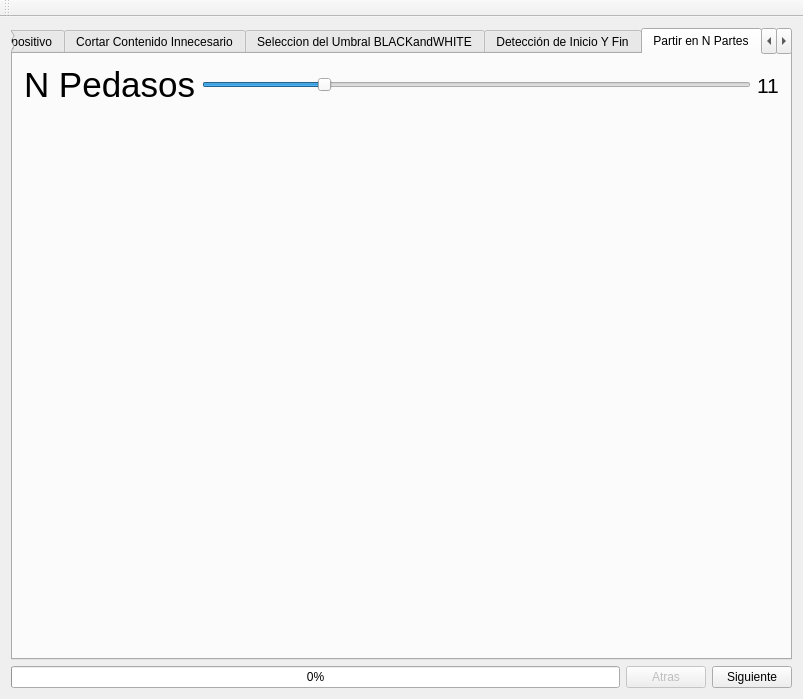
This is ventanaprincipal.ui in dianjuar/ModuloVisionArtifiical_ACO as Qt 5 draws it before an edit. The edited form follows.
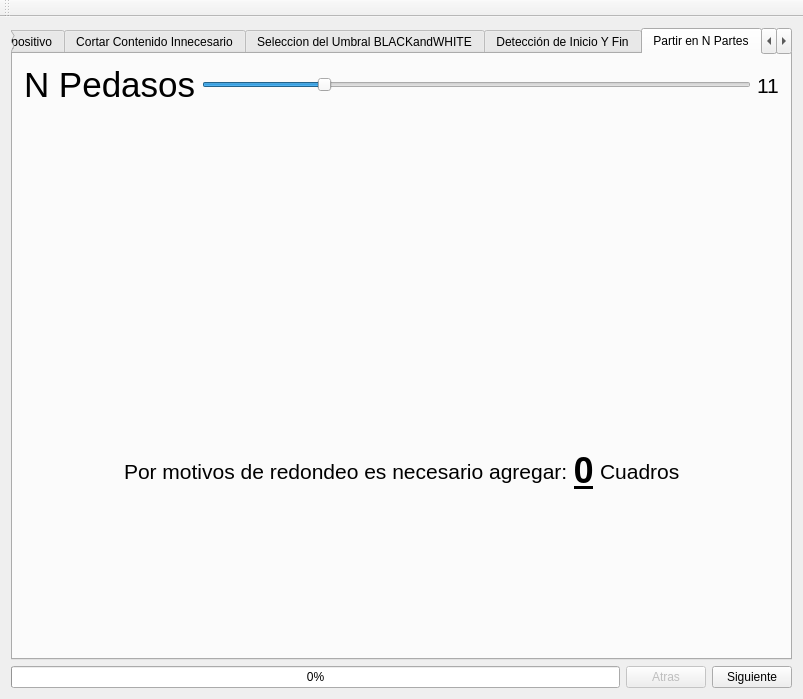
This is the edited form. Icons and pictures are not drawn.

Commit message: Mejora en la manera de partir los cuadros. Ahora se agrega otro cuadro si es necasario.

What changed in the file:
```diff
--- a/ventanaprincipal.ui
+++ b/ventanaprincipal.ui
@@ -961,7 +961,7 @@
        </attribute>
        <layout class="QVBoxLayout" name="verticalLayout_6">
         <item>
-         <layout class="QHBoxLayout" name="horizontalLayout_16">
+         <layout class="QHBoxLayout" name="horizontalLayout_32">
           <item>
            <widget class="QLabel" name="label_18">
             <property name="font">
@@ -1104,6 +1104,92 @@
           </property>
          </spacer>
         </item>
+        <item>
+         <layout class="QHBoxLayout" name="horizontalLayout_16">
+          <item>
+           <spacer name="horizontalSpacer_12">
+            <property name="orientation">
+             <enum>Qt::Horizontal</enum>
+            </property>
+            <property name="sizeHint" stdset="0">
+             <size>
+              <width>40</width>
+              <height>20</height>
+             </size>
+            </property>
+           </spacer>
+          </item>
+          <item>
+           <widget class="QLabel" name="label_20">
+            <property name="font">
+             <font>
+              <family>Ubuntu</family>
+              <pointsize>16</pointsize>
+             </font>
+            </property>
+            <property name="text">
+             <string>Por motivos de redondeo es necesario agregar:</string>
+            </property>
+           </widget>
+          </item>
+          <item>
+           <widget class="QLabel" name="label_CuadrosRedondeo">
+            <property name="font">
+             <font>
+              <family>FreeSans</family>
+              <pointsize>26</pointsize>
+              <weight>75</weight>
+              <italic>false</italic>
+              <bold>true</bold>
+              <underline>true</underline>
+             </font>
+            </property>
+            <property name="text">
+             <string>0</string>
+            </property>
+           </widget>
+          </item>
+          <item>
+           <widget class="QLabel" name="label_22">
+            <property name="font">
+             <font>
+              <family>Ubuntu</family>
+              <pointsize>16</pointsize>
+             </font>
+            </property>
+            <property name="text">
+             <string>Cuadros</string>
+            </property>
+           </widget>
+          </item>
+          <item>
+           <spacer name="horizontalSpacer_13">
+            <property name="orientation">
+             <enum>Qt::Horizontal</enum>
+            </property>
+            <property name="sizeHint" stdset="0">
+             <size>
+              <width>40</width>
+              <height>20</height>
+             </size>
+            </property>
+           </spacer>
+          </item>
+         </layout>
+        </item>
+        <item>
+         <spacer name="verticalSpacer_55">
+          <property name="orientation">
+           <enum>Qt::Vertical</enum>
+          </property>
+          <property name="sizeHint" stdset="0">
+           <size>
+            <width>20</width>
+            <height>40</height>
+           </size>
+          </property>
+         </spacer>
+        </item>
        </layout>
       </widget>
       <widget class="QWidget" name="tab_6">
```
The commit also changes 5 other files.
